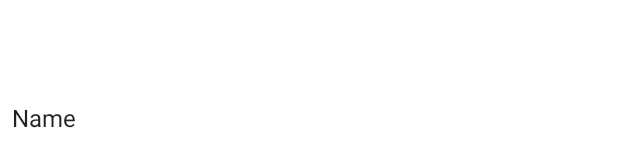
After one commit to Heinenen/ShoppingListAndroid, an Android app: the layout spinner.xml on its own in the app's theme, with its tools: preview values and no code run, on a phone screen of 412 x 824 dp. The commit adds this screen. Shown: the part 500-667 px from the top of the screen. Run offline under Robolectric (Android 15) with nearby library versions, the phone set to English and light mode, and no system bars.

Commit message:
* item sorter implemented * spinner not looking perfect yet

```diff
--- /dev/null
+++ b/app/src/main/res/layout/spinner.xml
@@ -0,0 +1,9 @@
+<?xml version="1.0" encoding="utf-8"?>
+<Spinner xmlns:android="http://schemas.android.com/apk/res/android"
+    android:layout_width="match_parent" android:layout_height="match_parent"
+    android:id="@+id/spinner"
+    android:background="@android:color/white"
+    android:entries="@array/sortBys" >
+
+
+</Spinner>
--- a/app/src/main/res/menu/menu_items.xml
+++ b/app/src/main/res/menu/menu_items.xml
@@ -9,8 +9,8 @@
         android:id="@+id/action_sort"
         android:icon="@drawable/ic_sort_white_24dp"
         android:title="@string/menuItems_title"
+        app:actionViewClass="android.widget.Spinner"
+        android:actionLayout="@layout/action_sort"
         app:showAsAction="always" />
 
-    <Spinner/>
-
 </menu>
--- a/app/src/main/res/values/strings.xml
+++ b/app/src/main/res/values/strings.xml
@@ -43,4 +43,9 @@
     <!-- menu_items -->
     <string name="menuItems_title">Sort by …</string>
 
+    <string-array name="sortBys">
+        <item>Name</item>
+        <item>Category</item>
+    </string-array>
+
 </resources>
```
Also changed, not shown: app/src/main/java/smg/shoppinglistapp/ItemsActivity.java (+71 -5 lines), app/src/main/java/smg/shoppinglistapp/ItemsAdapter.java (+10 -1 lines), app/src/main/res/layout/action_sort.xml (added, +14 -0 lines).
